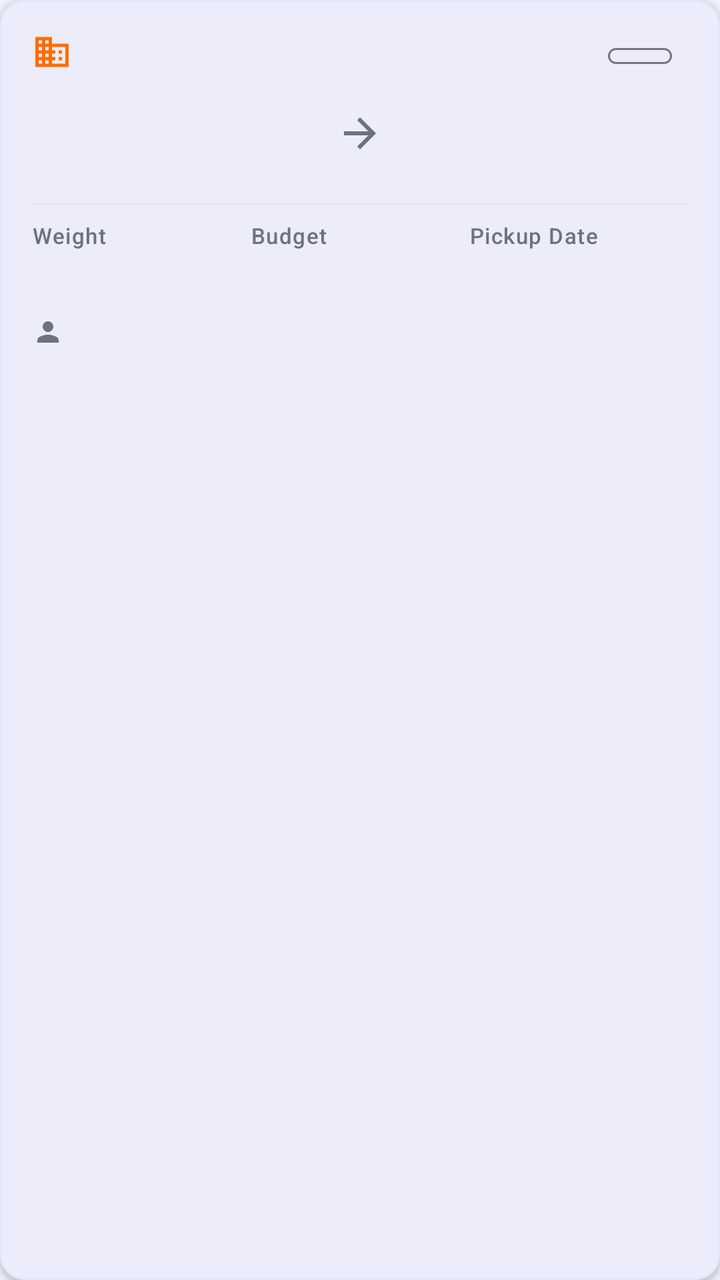
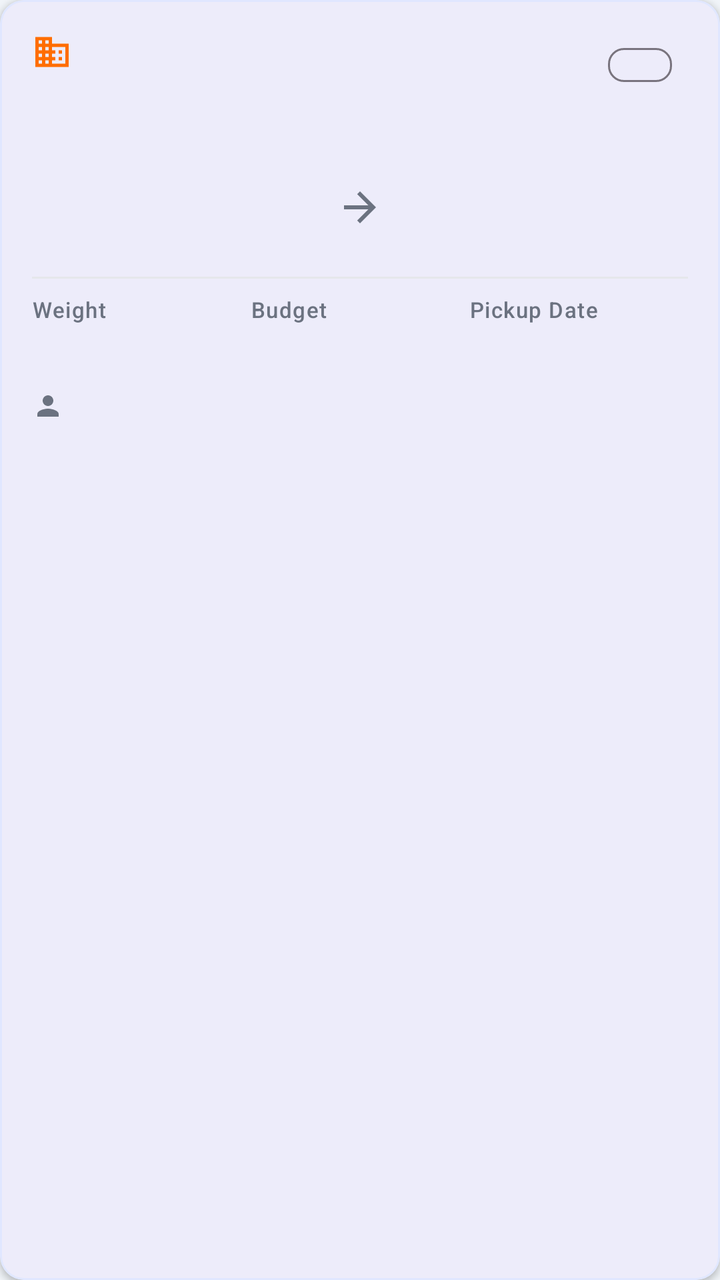

An Android layout rendered at two revisions. The XML below is the earlier revision; the diff shows what the commit changed to produce the second picture.
<!-- AndroidManifest.xml: application theme Theme.FreightConnect -->
<!-- res/layout/item_cargo_card.xml -->
<?xml version="1.0" encoding="utf-8"?>
<com.google.android.material.card.MaterialCardView xmlns:android="http://schemas.android.com/apk/res/android"
    xmlns:app="http://schemas.android.com/apk/res-auto"
    android:layout_width="match_parent"
    android:layout_height="wrap_content"
    android:layout_margin="8dp"
    app:cardCornerRadius="12dp"
    app:cardElevation="2dp"
    app:strokeColor="@color/card_stroke"
    app:strokeWidth="1dp">

    <LinearLayout
        android:layout_width="match_parent"
        android:layout_height="wrap_content"
        android:orientation="vertical"
        android:padding="16dp">

        
        <LinearLayout
            android:layout_width="match_parent"
            android:layout_height="wrap_content"
            android:layout_marginBottom="12dp"
            android:orientation="horizontal">

            <LinearLayout
                android:layout_width="0dp"
                android:layout_height="wrap_content"
                android:layout_weight="1"
                android:orientation="horizontal">

                <ImageView
                    android:layout_width="20dp"
                    android:layout_height="20dp"
                    android:layout_marginEnd="8dp"
                    android:src="@drawable/ic_business"
                    app:tint="@color/secondary" />

                <TextView
                    android:id="@+id/tvGoodsType"
                    android:layout_width="wrap_content"
                    android:layout_height="wrap_content"
                    android:textAppearance="@style/TextAppearance.Material3.LabelLarge"
                    android:textColor="@color/secondary"
                    android:textStyle="bold" />
            </LinearLayout>

            <com.google.android.material.chip.Chip
                android:id="@+id/tvStatus"
                style="@style/Widget.Material3.Chip.Assist"
                android:layout_width="wrap_content"
                android:layout_height="24dp"
                android:textSize="11sp" />
        </LinearLayout>

        
        <LinearLayout
            android:layout_width="match_parent"
            android:layout_height="wrap_content"
            android:layout_marginBottom="12dp"
            android:orientation="horizontal">

            <TextView
                android:id="@+id/tvPickupCity"
                android:layout_width="0dp"
                android:layout_height="wrap_content"
                android:layout_weight="1"
                android:textAppearance="@style/TextAppearance.Material3.TitleLarge"
                android:textStyle="bold" />

            <ImageView
                android:layout_width="24dp"
                android:layout_height="24dp"
                android:layout_gravity="center"
                android:layout_marginHorizontal="8dp"
                android:src="@drawable/ic_arrow_forward"
                app:tint="@color/text_secondary" />

            <TextView
                android:id="@+id/tvDeliveryCity"
                android:layout_width="0dp"
                android:layout_height="wrap_content"
                android:layout_weight="1"
                android:gravity="end"
                android:textAppearance="@style/TextAppearance.Material3.TitleLarge"
                android:textStyle="bold" />
        </LinearLayout>

        <View
            android:layout_width="match_parent"
            android:layout_height="1dp"
            android:layout_marginVertical="8dp"
            android:background="@color/divider" />

        
        <LinearLayout
            android:layout_width="match_parent"
            android:layout_height="wrap_content"
            android:layout_marginBottom="8dp"
            android:orientation="horizontal">

            <LinearLayout
                android:layout_width="0dp"
                android:layout_height="wrap_content"
                android:layout_weight="1"
                android:orientation="vertical">

                <TextView
                    android:layout_width="wrap_content"
                    android:layout_height="wrap_content"
                    android:text="Weight"
                    android:textAppearance="@style/TextAppearance.Material3.LabelSmall"
                    android:textColor="@color/text_secondary" />

                <TextView
                    android:id="@+id/tvWeight"
                    android:layout_width="wrap_content"
                    android:layout_height="wrap_content"
                    android:layout_marginTop="2dp"
                    android:textAppearance="@style/TextAppearance.Material3.BodyMedium"
                    android:textStyle="bold" />
            </LinearLayout>

            <LinearLayout
                android:layout_width="0dp"
                android:layout_height="wrap_content"
                android:layout_weight="1"
                android:orientation="vertical">

                <TextView
                    android:layout_width="wrap_content"
                    android:layout_height="wrap_content"
                    android:text="Budget"
                    android:textAppearance="@style/TextAppearance.Material3.LabelSmall"
                    android:textColor="@color/text_secondary" />

                <TextView
                    android:id="@+id/tvBudget"
                    android:layout_width="wrap_content"
                    android:layout_height="wrap_content"
                    android:layout_marginTop="2dp"
                    android:textAppearance="@style/TextAppearance.Material3.BodyMedium"
                    android:textColor="@color/primary"
                    android:textStyle="bold" />
            </LinearLayout>

            <LinearLayout
                android:layout_width="0dp"
                android:layout_height="wrap_content"
                android:layout_weight="1"
                android:orientation="vertical">

                <TextView
                    android:layout_width="wrap_content"
                    android:layout_height="wrap_content"
                    android:text="Pickup Date"
                    android:textAppearance="@style/TextAppearance.Material3.LabelSmall"
                    android:textColor="@color/text_secondary" />

                <TextView
                    android:id="@+id/tvPickupDate"
                    android:layout_width="wrap_content"
                    android:layout_height="wrap_content"
                    android:layout_marginTop="2dp"
                    android:textAppearance="@style/TextAppearance.Material3.BodyMedium"
                    android:textStyle="bold" />
            </LinearLayout>
        </LinearLayout>

        
        <LinearLayout
            android:layout_width="match_parent"
            android:layout_height="wrap_content"
            android:layout_marginTop="4dp"
            android:orientation="horizontal">

            <ImageView
                android:layout_width="16dp"
                android:layout_height="16dp"
                android:layout_marginEnd="6dp"
                android:src="@drawable/ic_person"
                app:tint="@color/text_secondary" />

            <TextView
                android:id="@+id/tvBusinessOwner"
                android:layout_width="0dp"
                android:layout_height="wrap_content"
                android:layout_weight="1"
                android:textAppearance="@style/TextAppearance.Material3.BodySmall"
                android:textColor="@color/text_secondary" />
        </LinearLayout>
    </LinearLayout>
</com.google.android.material.card.MaterialCardView>
<!-- resources referenced by this layout -->
<resources>
  <color name="card_stroke">#E0E7FF</color>
  <color name="divider">#E5E7EB</color>
  <color name="primary">#1565C0</color>
  <color name="secondary">#FF6D00</color>
  <color name="text_secondary">#6B7280</color>
  <!-- drawable ic_arrow_forward (drawable) -->
  <vector xmlns:android="http://schemas.android.com/apk/res/android" android:width="24dp" android:height="24dp" android:viewportWidth="24" android:viewportHeight="24"><path android:fillColor="#FF000000" android:pathData="M12,4l-1.41,1.41L16.17,11H4v2h12.17l-5.58,5.59L12,20l8,-8z"/></vector>
  <!-- drawable ic_business (drawable) -->
  <vector xmlns:android="http://schemas.android.com/apk/res/android" android:width="24dp" android:height="24dp" android:viewportWidth="24" android:viewportHeight="24"><path android:fillColor="#FF000000" android:pathData="M12,7V3H2v18h20V7H12zM6,19H4v-2h2v2zM6,15H4v-2h2v2zM6,11H4V9h2v2zM6,7H4V5h2v2zM10,19H8v-2h2v2zM10,15H8v-2h2v2zM10,11H8V9h2v2zM10,7H8V5h2v2zM20,19h-8v-2h2v-2h-2v-2h2v-2h-2V9h8v10zM18,11h-2v2h2v-2zM18,15h-2v2h2v-2z"/></vector>
  <!-- drawable ic_person (drawable) -->
  <vector xmlns:android="http://schemas.android.com/apk/res/android" android:width="24dp" android:height="24dp" android:viewportWidth="24" android:viewportHeight="24"><path android:fillColor="#FF000000" android:pathData="M12,12c2.21,0 4,-1.79 4,-4s-1.79,-4 -4,-4 -4,1.79 -4,4 1.79,4 4,4zM12,14c-2.67,0 -8,1.34 -8,4v2h16v-2c0,-2.66 -5.33,-4 -8,-4z"/></vector>
  <style name="Theme.FreightConnect" parent="Theme.Material3.Light.NoActionBar">
          <item name="colorPrimary">@color/primary</item>
          <item name="colorPrimaryDark">@color/primary_dark</item>
          <item name="colorPrimaryVariant">@color/primary_light</item>
          <item name="colorOnPrimary">@android:color/white</item>
          <item name="colorSecondary">@color/secondary</item>
          <item name="colorError">@color/error_red</item>
          <item name="android:windowBackground">@color/bg_main</item>
          <item name="android:navigationBarColor">@android:color/white</item>
          <item name="android:windowLightNavigationBar">true</item>
          <item name="android:statusBarColor">@color/primary</item>
      </style>
  <color name="primary_dark">#0D47A1</color>
  <color name="primary_light">#90CAF9</color>
  <color name="error_red">#E53935</color>
  <color name="bg_main">#F0F4F8</color>
</resources>

<!-- the commit's change to res/layout/item_cargo_card.xml (unified diff, before → after) -->
@@ -48,8 +48,31 @@
                 android:id="@+id/tvStatus"
                 style="@style/Widget.Material3.Chip.Assist"
                 android:layout_width="wrap_content"
-                android:layout_height="24dp"
+                android:layout_height="33dp"
                 android:textSize="11sp" />
+        </LinearLayout>
+
+        
+        <LinearLayout
+            android:layout_width="wrap_content"
+            android:layout_height="wrap_content"
+            android:layout_marginBottom="12dp"
+            android:orientation="horizontal"
+            android:gravity="center_vertical">
+
+            <ImageView
+                android:id="@+id/ivAvailability"
+                android:layout_width="16dp"
+                android:layout_height="16dp"
+                android:layout_marginEnd="6dp"
+                android:scaleType="centerInside" />
+
+            <TextView
+                android:id="@+id/tvAvailability"
+                android:layout_width="wrap_content"
+                android:layout_height="wrap_content"
+                android:textAppearance="@style/TextAppearance.Material3.LabelSmall"
+                android:textStyle="bold" />
         </LinearLayout>
 
         
